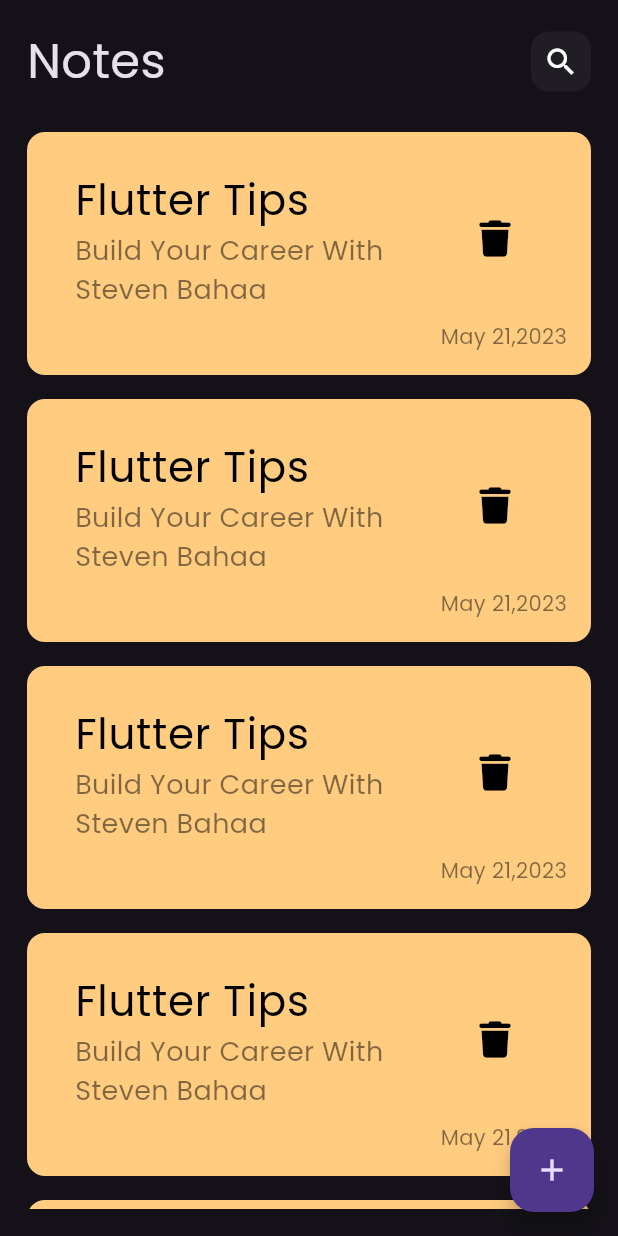
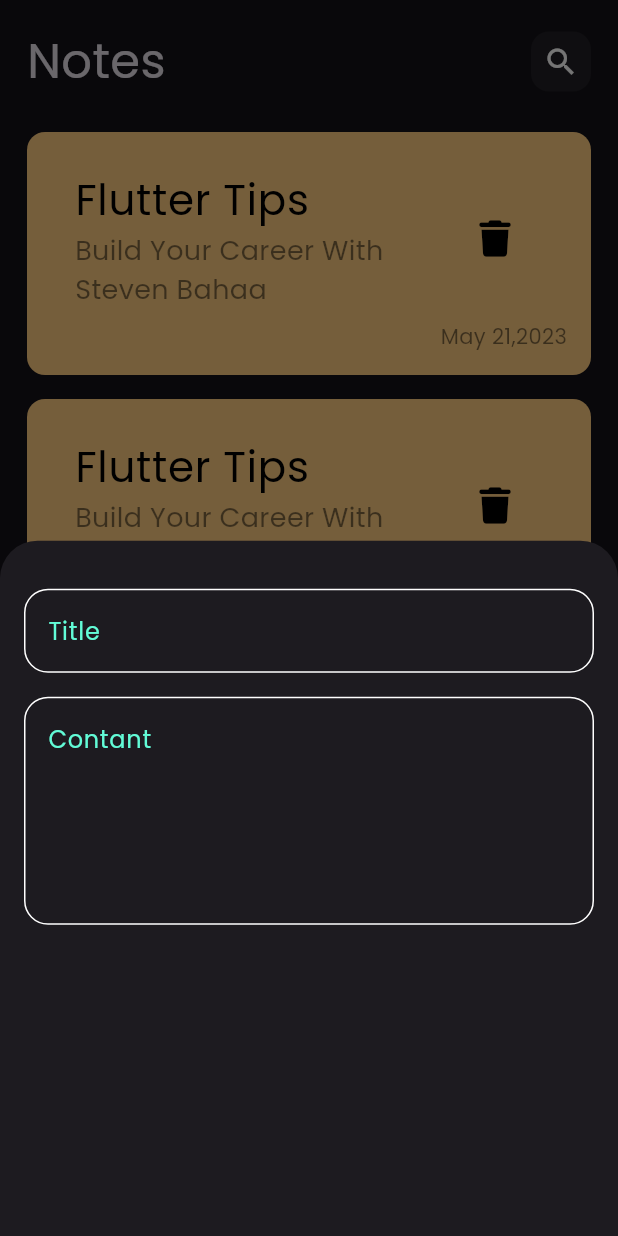
Before and after one commit to StevenBahaa/NotesApp, a Flutter app: the screen it shows after launch, after a tap on the "add" icon, on a phone screen of 412 x 824 dp. Run offline on Flutter 3.47's test engine with Material 3 defaults, Android fonts, the phone set to English and light mode, and no system bars; our stand-ins replace font_awesome_flutter.

Commit message:
Note Bottom Sheet and Custom TextField

```diff
--- /dev/null
+++ b/lib/constant.dart
@@ -0,0 +1,3 @@
+import 'dart:ui';
+
+const kPrimaryColor = Color(0xff62FCD7);
--- a/lib/pages/home_page.dart
+++ b/lib/pages/home_page.dart
@@ -1,4 +1,5 @@
 import 'package:flutter/material.dart';
+import 'package:notes_app/widgets/add_note_bottom_sheet.dart';
 import 'package:notes_app/widgets/app_bar.dart';
 import 'package:notes_app/widgets/notes_list_view.dart';
 
@@ -10,7 +11,19 @@ class HomePage extends StatelessWidget {
     return SafeArea(
       child: Scaffold(
         floatingActionButton: FloatingActionButton(
-          onPressed: () {},
+          onPressed: () {
+            showModalBottomSheet(
+                shape: const RoundedRectangleBorder(
+                  // <-- SEE HERE
+                  borderRadius: BorderRadius.vertical(
+                    top: Radius.circular(25.0),
+                  ),
+                ),
+                context: context,
+                builder: (context) {
+                  return const AddNewNote();
+                });
+          },
           child: const Icon(Icons.add),
         ),
         body: const Padding(
--- /dev/null
+++ b/lib/widgets/add_note_bottom_sheet.dart
@@ -0,0 +1,34 @@
+import 'package:flutter/material.dart';
+import 'package:notes_app/widgets/custom_text_field.dart';
+
+class AddNewNote extends StatelessWidget {
+  const AddNewNote({super.key});
+
+  @override
+  Widget build(BuildContext context) {
+    return Container(
+        decoration: BoxDecoration(
+          borderRadius: BorderRadius.circular(25),
+        ),
+        child: const Padding(
+          padding: EdgeInsets.symmetric(horizontal: 16),
+          child: Form(
+            child: Column(
+              children: [
+                SizedBox(
+                  height: 32,
+                ),
+                CustomTextField(hint: 'Title'),
+                SizedBox(
+                  height: 16,
+                ),
+                CustomTextField(
+                  hint: 'Contant',
+                  maxlines: 5,
+                ),
+              ],
+            ),
+          ),
+        ));
+  }
+}
--- /dev/null
+++ b/lib/widgets/custom_text_field.dart
@@ -0,0 +1,30 @@
+import 'package:flutter/material.dart';
+import 'package:notes_app/constant.dart';
+
+class CustomTextField extends StatelessWidget {
+  const CustomTextField({super.key, required this.hint, this.maxlines = 1});
+
+  final String hint;
+  final int maxlines;
+
+  @override
+  Widget build(BuildContext context) {
+    return TextFormField(
+      cursorColor: kPrimaryColor,
+      maxLines: maxlines,
+      decoration: InputDecoration(
+        hintText: hint,
+        hintStyle: const TextStyle(color: kPrimaryColor),
+        border: bulidBorder(),
+        enabledBorder: bulidBorder(),
+        focusedBorder: bulidBorder(kPrimaryColor),
+      ),
+    );
+  }
+
+  OutlineInputBorder bulidBorder([Color? color]) {
+    return OutlineInputBorder(
+        borderRadius: BorderRadius.circular(16),
+        borderSide: BorderSide(color: color ?? Colors.white));
+  }
+}
```
